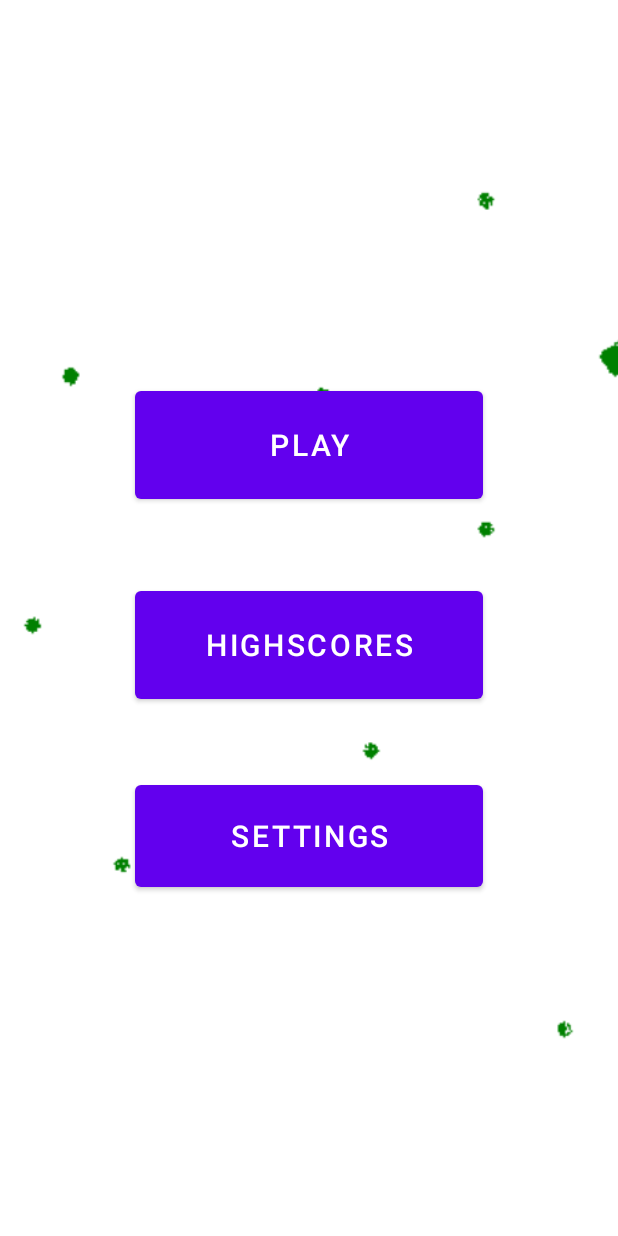
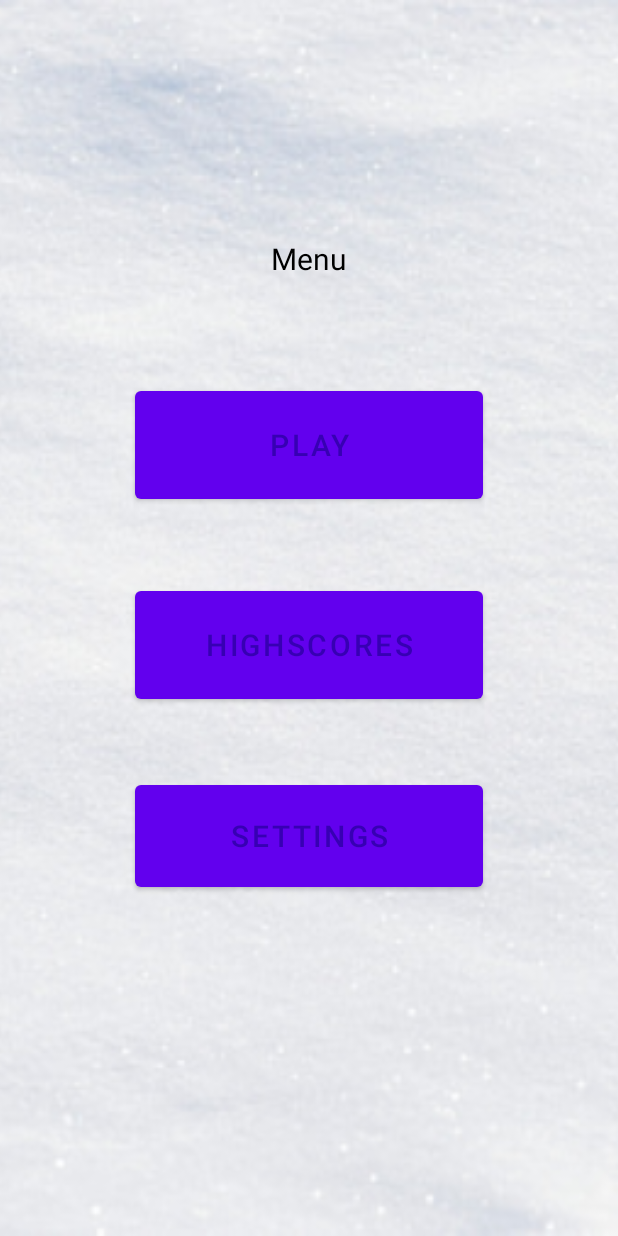
Before and after one commit to juliewhite44/Avalanche, an Android app: the screen it shows after launch (MainActivity), on a phone screen of 412 x 824 dp. Run offline under Robolectric (Android 15) with nearby library versions, the phone set to English and light mode, and no system bars.

Commit message:
second milestone

```diff
--- a/app/src/main/AndroidManifest.xml
+++ b/app/src/main/AndroidManifest.xml
@@ -23,6 +23,7 @@
         <activity android:name=".GameActivity"/>
         <activity android:name=".Highscores"/>
         <activity android:name=".Settings"/>
+        <activity android:name=".GameOver"/>
     </application>
 
 </manifest>
--- a/app/src/main/java/com/example/avalanche/Ball.java
+++ b/app/src/main/java/com/example/avalanche/Ball.java
@@ -2,6 +2,7 @@ package com.example.avalanche;
 
 public class Ball extends Circle {
     private int sizeCounter = 0;
+    private final int minBallSize = 25;
 
     public Ball(int x, int y, int diameter) {
         super(x, y, diameter);
@@ -27,4 +28,8 @@ public class Ball extends Circle {
     public void decreaseSize() {
         diameter /= 2;
     }
+
+    public boolean isBallTooSmall() {
+        return diameter<minBallSize;
+    }
 }
--- a/app/src/main/java/com/example/avalanche/Circle.java
+++ b/app/src/main/java/com/example/avalanche/Circle.java
@@ -22,6 +22,7 @@ public abstract class Circle {
     }
 
     public boolean collision(Circle circle) {
+        // (r1+r2)^2>=(x1-x2)^2+(y1-y2)^2, x1, y1 - wspolrzedne srodka okregu
         return (diameter/2 + circle.diameter/2) * (diameter/2 + circle.diameter/2) >=
                 (coordinates.x + diameter/2 - circle.coordinates.x - circle.diameter/2) * (coordinates.x + diameter/2 - circle.coordinates.x - circle.diameter/2) +
                         (coordinates.y + diameter/2 - circle.coordinates.y - circle.diameter/2) * (coordinates.y + diameter/2 - circle.coordinates.y - circle.diameter/2);
--- a/app/src/main/java/com/example/avalanche/MainActivity.java
+++ b/app/src/main/java/com/example/avalanche/MainActivity.java
@@ -7,6 +7,7 @@ import android.os.Bundle;
 import android.view.View;
 import android.view.WindowManager;
 import android.widget.Button;
+import android.widget.TextView;
 
 public class MainActivity extends AppCompatActivity {
 
@@ -22,32 +23,22 @@ public class MainActivity extends AppCompatActivity {
 
         setContentView(R.layout.activity_main);
 
-        play = (Button) findViewById(R.id.play);
-        play.setOnClickListener(new View.OnClickListener() {
-
-            @Override
-            public void onClick(View view) {
+        play = findViewById(R.id.play);
+        play.setOnClickListener(view -> {
             Intent intent = new Intent(MainActivity.this, GameActivity.class);
             startActivity(intent);
-            }
         });
 
-        highsc = (Button) findViewById(R.id.highscores);
-        highsc.setOnClickListener(new View.OnClickListener() {
-            @Override
-            public void onClick(View view) {
+        highsc = findViewById(R.id.highscores);
+        highsc.setOnClickListener(view -> {
             Intent intent = new Intent(MainActivity.this, Highscores.class);
             startActivity(intent);
-            }
         });
 
-        settings = (Button) findViewById(R.id.settings);
-        settings.setOnClickListener(new View.OnClickListener() {
-            @Override
-            public void onClick(View view) {
+        settings = findViewById(R.id.settings);
+        settings.setOnClickListener(view -> {
             Intent intent = new Intent(MainActivity.this, Settings.class);
             startActivity(intent);
-            }
         });
     }
 }
--- a/app/src/main/res/layout/activity_main.xml
+++ b/app/src/main/res/layout/activity_main.xml
@@ -5,6 +5,14 @@
     android:layout_width="match_parent"
     android:layout_height="match_parent"
     tools:context=".MainActivity">
+
+    <ImageView
+        android:layout_width="match_parent"
+        android:layout_height="match_parent"
+        android:layout_alignParentStart="true"
+        android:layout_alignParentTop="true"
+        android:scaleType="centerCrop"
+        android:src="@drawable/background" />
 
     <TextView
         android:id="@+id/menu"
@@ -18,6 +26,7 @@
         android:layout_marginEnd="115dp"
         android:gravity="center"
         android:text="@string/menu"
+        android:textColor="#000000"
         android:textSize="20sp" />
 
     <Button
@@ -59,10 +68,4 @@
         android:text="@string/settings"
         android:textSize="20sp" />
 
-    <ImageView
-        android:layout_width="match_parent"
-        android:layout_height="match_parent"
-        android:scaleType="centerCrop"
-        android:src="@drawable/background" />
-
 </RelativeLayout>
--- a/app/src/main/res/values-night/themes.xml
+++ b/app/src/main/res/values-night/themes.xml
@@ -4,7 +4,7 @@
         <!-- Primary brand color. -->
         <item name="colorPrimary">@color/purple_200</item>
         <item name="colorPrimaryVariant">@color/purple_700</item>
-        <item name="colorOnPrimary">@color/black</item>
+        <item name="colorOnPrimary">@color/white</item>
         <!-- Secondary brand color. -->
         <item name="colorSecondary">@color/teal_200</item>
         <item name="colorSecondaryVariant">@color/teal_200</item>
--- a/app/src/main/res/values/strings.xml
+++ b/app/src/main/res/values/strings.xml
@@ -7,4 +7,6 @@
     <string name="chill_mode">Chill mode</string>
     <string name="highscores">Highscores</string>
     <string name="play">Play</string>
+    <string name="game_over">Game Over</string>
+    <string name="play_again">Play again</string>
 </resources>
--- a/app/src/main/res/values/themes.xml
+++ b/app/src/main/res/values/themes.xml
@@ -4,10 +4,10 @@
         <!-- Primary brand color. -->
         <item name="colorPrimary">@color/purple_500</item>
         <item name="colorPrimaryVariant">@color/purple_700</item>
-        <item name="colorOnPrimary">@color/white</item>
+        <item name="colorOnPrimary">@color/purple_700</item>
         <!-- Secondary brand color. -->
         <item name="colorSecondary">@color/teal_200</item>
-        <item name="colorSecondaryVariant">@color/teal_700</item>
+        <item name="colorSecondaryVariant">@color/white</item>
         <item name="colorOnSecondary">@color/black</item>
         <!-- Status bar color. -->
         <item name="android:statusBarColor" tools:targetApi="l">?attr/colorPrimaryVariant</item>
```
Also changed, not shown: app/src/main/java/com/example/avalanche/GameActivity.java (+9 -14 lines), app/src/main/java/com/example/avalanche/GameModel.java (+14 -2 lines), app/src/main/java/com/example/avalanche/GameOver.java (added, +32 -0 lines), app/src/main/java/com/example/avalanche/GameView.java (+29 -4 lines), app/src/main/java/com/example/avalanche/Obstacle.java (+7 -1 lines), app/src/main/res/layout/game_over.xml (added, +51 -0 lines), app/src/main/res/layout/play.xml (+6 -19 lines), app/src/main/res/drawable-v24/tree2.png (deleted), app/src/main/res/drawable/background.png, app/src/main/res/drawable/red_tree.png (added). Lines whose indentation alone changed are shown as unchanged.
